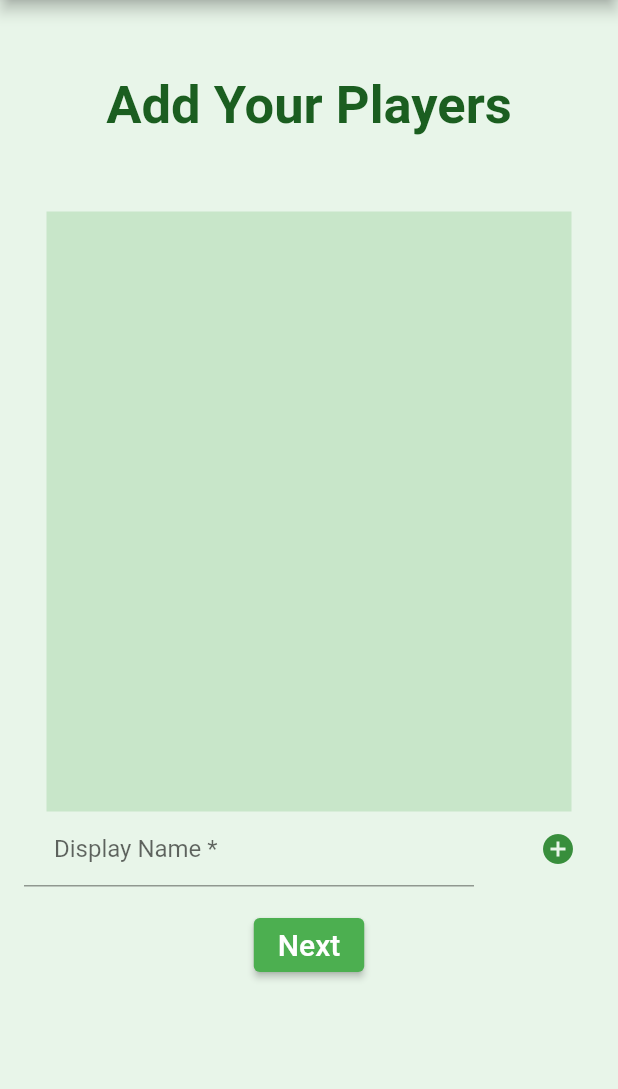
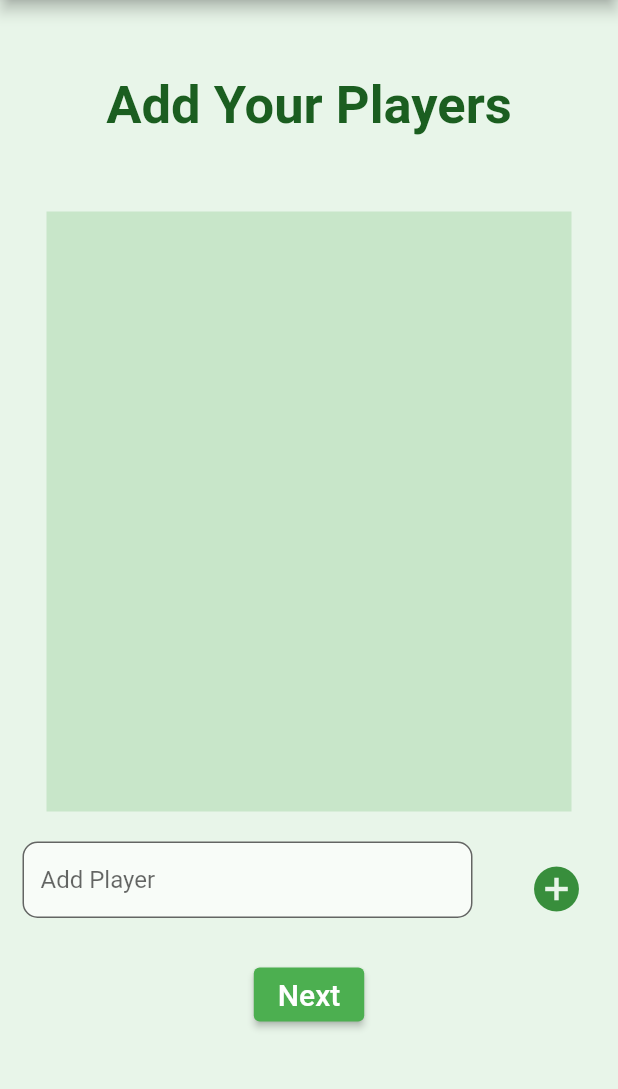
Before and after one commit to radicalgrim/game_saver, a Flutter app: the screen it shows after launch, after a tap on "New Game", on a phone screen of 412 x 824 dp, the part 84-1173 px from its top. Run offline on Flutter 3.47's test engine with Material 2 defaults, Android fonts, the phone set to English and light mode, and no system bars; drawn by our look-alikes of flutter_form_builder; our stand-ins replace page_transition, reorderables.

Commit message:
Add flutter_form_field and reorderables packages

```diff
--- a/lib/main.dart
+++ b/lib/main.dart
@@ -1,7 +1,10 @@
 import 'package:flutter/material.dart';
 import 'package:game_saver/pages/add_players_page.dart';
-import 'package:game_saver/pages/flutter_demo_page.dart';
+import 'package:game_saver/pages/customize_game_page.dart';
+import 'package:game_saver/pages/game_options_page.dart';
 import 'package:game_saver/pages/home_page.dart';
+import 'package:game_saver/pages/round_x_page.dart';
+import 'package:game_saver/pages/scoreboard.dart';
 import 'package:game_saver/res/colors.dart';
 
 void main() {
@@ -20,9 +23,11 @@ class MyApp extends StatelessWidget {
       ),
       home: const HomePage(),
       routes: {
-        HomePage.route: (_) => const HomePage(),
         AddPlayersPage.route: (_) => const AddPlayersPage(),
-        FlutterDemoPage.route: (_) => const FlutterDemoPage(),
+        CustomizeGamePage.route: (_) => const CustomizeGamePage(),
+        GameOptionsPage.route: (_) => const GameOptionsPage(),
+        RoundXPage.route: (_) => const RoundXPage(),
+        ScoreboardPage.route: (_) => const ScoreboardPage(),
       },
     );
   }
--- a/lib/pages/add_players_page.dart
+++ b/lib/pages/add_players_page.dart
@@ -1,5 +1,4 @@
 import 'dart:developer';
-import 'dart:html';
 
 import 'package:game_saver/pages/customize_game_page.dart';
 import 'package:game_saver/res/game_info.dart';
@@ -10,6 +9,8 @@ import 'package:game_saver/res/colors.dart';
 import 'package:game_saver/res/player_info.dart';
 import 'package:game_saver/res/strings.dart';
 import 'package:game_saver/res/text_styles.dart';
+import 'package:flutter_form_builder/flutter_form_builder.dart';
+import 'package:reorderables/reorderables.dart';
 
 class AddPlayersPage extends StatefulWidget {
   const AddPlayersPage({Key? key}) : super(key: key);
@@ -19,14 +20,13 @@ class AddPlayersPage extends StatefulWidget {
 }
 
 class AddPlayersPageState extends State<AddPlayersPage> {
-
   String inputValue = "";
   final fieldText = TextEditingController();
   List<PlayerInfo> gamePlayers = [];
   List<Widget> playerInfo = [];
+  final _formKey = GlobalKey<FormBuilderState>();
 
-  void removePlayerInfo(PlayerInfo info)
-  {
+  void removePlayerInfo(PlayerInfo info) {
     setState(() {
       playerInfo.remove(ItemWidget(info));
     });
@@ -34,10 +34,8 @@ class AddPlayersPageState extends State<AddPlayersPage> {
     gamePlayers.remove(info);
   }
 
-  void addPlayerInfo(String value)
-  {
-    if (value != "")
-    {
+  void addPlayerInfo(String value) {
+    if (value != "") {
       var info = PlayerInfo(0, value);
 
       // Add to list on screen
@@ -54,6 +52,7 @@ class AddPlayersPageState extends State<AddPlayersPage> {
   Widget build(BuildContext context) {
     return Scaffold(
       backgroundColor: ProjectColors.primarySwatch.shade50,
+      //resizeToAvoidBottomInset: false,
       appBar: AppBar(
         // TODO: What text do we want in the app bar, if any?
         title: const Text(ProjectStrings.appTitle),
@@ -66,6 +65,7 @@ class AddPlayersPageState extends State<AddPlayersPage> {
       ),
       // TODO: Make the page structure look a bit better
       body: SafeArea(
+        child: SingleChildScrollView(
           child: Center(
             child: Column(
               children: [
@@ -82,53 +82,72 @@ class AddPlayersPageState extends State<AddPlayersPage> {
                     child: Center(
                         child: Column(
                       children: [
-                      ListView.builder( // Widget which creates [ItemWidget] in scrollable list.
+                        ListView.builder(
+                          // Widget which creates [ItemWidget] in scrollable list.
                           shrinkWrap: true,
-                        itemCount: playerInfo.length, // Number of widget to be created.
-                        itemBuilder: (context, itemIndex) => // Builder function for every item with index.
+                          itemCount: playerInfo
+                              .length, // Number of widget to be created.
+                          itemBuilder: (context,
+                                  itemIndex) => // Builder function for every item with index.
                               playerInfo[itemIndex],
                         ),
                       ],
-                  )
-                )
-              ),
-              Row(
+                    ))),
+                Padding(
+                  padding: const EdgeInsets.only(top: 20.0),
+                  child: Row(
                     mainAxisAlignment: MainAxisAlignment.spaceAround,
                     children: [
-                  SizedBox(
-                    width: 300,
-                    height: 50,
-                    child:
-                    TextField(
-                      keyboardType: TextInputType.name,
+                      FormBuilder(
+                        key: _formKey,
+                        child: Padding(
+                          padding: const EdgeInsets.only(bottom: 12),
+                          child: FormBuilderTextField(
+                            name: "player",
                             decoration: const InputDecoration(
-                        hintText: 'Display Name',
-                        labelText: 'Display Name *',
-                        contentPadding: EdgeInsets.symmetric(horizontal: 20.0, vertical: 10.0),
+                              constraints: BoxConstraints(
+                                maxWidth: 300,
                               ),
-                      onChanged: (String value) {
-                        inputValue = value;
-                      },
-                      controller: fieldText,
+                              border: OutlineInputBorder(
+                                borderRadius: BorderRadius.all(
+                                  Radius.circular(10),
+                                ),
+                              ),
+                              filled: true,
+                              hintText: ProjectStrings.addPlayerHint,
+                              fillColor: Colors.white70,
+                              isDense: true,
+                            ),
+                          ),
                         ),
                       ),
                       IconButton(
                         icon: const Icon(Icons.add_circle),
+                        iconSize: 36,
                         color: ProjectColors.primarySwatch.shade700,
                         onPressed: () {
-                      if (playerInfo.length < 8)
-                      {
-                        addPlayerInfo(inputValue);
-                        inputValue = "";
-                        fieldText.clear();
-                      }
-                      else
-                      {
-                        globals.showAlertDialog(context, ProjectStrings.addPlayersMaxErrorMessage);
-                      }
+                          _formKey.currentState?.save();
+                          final playerFieldData =
+                              _formKey.currentState!.fields["player"]?.value;
+
+                          ScaffoldMessenger.of(context).showSnackBar(SnackBar(
+                            content: Text("$playerFieldData"),
+                            duration: const Duration(seconds: 2),
+                          ));
+
+                          // if (playerInfo.length < 8) {
+                          //   addPlayerInfo(inputValue);
+                          //   inputValue = "";
+                          //   fieldText.clear();
+                          // } else {
+                          //   globals.showAlertDialog(
+                          //       context, ProjectStrings.addPlayersMaxErrorMessage);
+                          // }
+                          _formKey.currentState?.reset();
                         },
                       ),
                     ],
+                  ),
                 ),
                 Padding(
                   padding: const EdgeInsets.symmetric(vertical: 15),
@@ -136,8 +155,7 @@ class AddPlayersPageState extends State<AddPlayersPage> {
                     child: const Text(ProjectStrings.nextButton,
                         style: ProjectTextStyles.buttonLargeTextStyle),
                     onPressed: () {
-                    if (gamePlayers.isNotEmpty)
-                    {
+                      if (gamePlayers.isNotEmpty) {
                         //Create new game
                         globals.currentGame = GameInfo(gamePlayers);
 
@@ -146,15 +164,15 @@ class AddPlayersPageState extends State<AddPlayersPage> {
                           MaterialPageRoute(
                               builder: (context) => const CustomizeGamePage()),
                         );
-                    }
-                    else
-                    {
-                      globals.showAlertDialog(context, ProjectStrings.addPlayersErrorMessage);
+                      } else {
+                        globals.showAlertDialog(
+                            context, ProjectStrings.addPlayersErrorMessage);
                       }
                     },
                   ),
                 ),
               ],
+            ),
           ),
         ),
       ),
@@ -169,14 +187,18 @@ class ItemWidget extends StatelessWidget {
 
   @override
   Widget build(BuildContext context) {
-    return InkWell( // Enables taps for child and add ripple effect when child widget is long pressed.
-      child: ListTile( // Useful standard widget for displaying something in ListView.
+    return InkWell(
+        // Enables taps for child and add ripple effect when child widget is long pressed.
+        child: ListTile(
+      // Useful standard widget for displaying something in ListView.
       leading: IconButton(
         icon: Icon(info.icon),
-          onPressed:() { globals.showAlertDialog(context, "You and I both wish this removed the player from the list bud. I can't get it to update the state"); },
+        onPressed: () {
+          globals.showAlertDialog(context,
+              "You and I both wish this removed the player from the list bud. I can't get it to update the state");
+        },
       ),
       title: Text(info.displayname.toString()),
-      )
-    );
+    ));
   }
 }
--- a/pubspec.yaml
+++ b/pubspec.yaml
@@ -35,6 +35,8 @@ dependencies:
   # The following adds the Cupertino Icons font to your application.
   # Use with the CupertinoIcons class for iOS style icons.
   cupertino_icons: ^1.0.2
+  flutter_form_builder: ^7.0.0
+  reorderables: ^0.4.2
 
 dev_dependencies:
   flutter_test:
```
Also changed, not shown: lib/pages/flutter_demo_page.dart (deleted, +0 -82 lines), pubspec.lock. Lines whose indentation alone changed are shown as unchanged.
